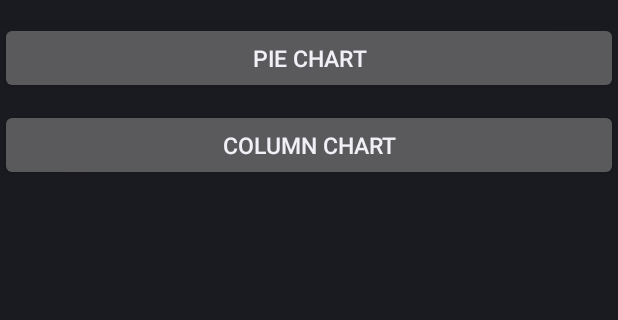
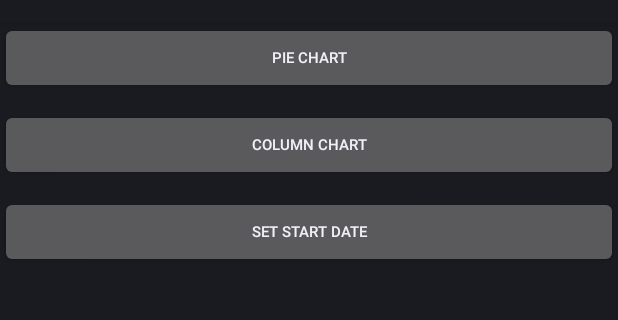
Before and after one commit to Michael-Vio/DailyReader, an Android app: the fragment ReportFragment shown on its own in the app's theme, on a phone screen of 412 x 824 dp, the part 62-382 px from its top. Run offline under Robolectric (Android 15) with nearby library versions, the phone set to English and light mode, and no system bars; libraries missing offline, so code that uses them is left out: com.anychart, com.anychart.chart, com.anychart.charts, com.anychart.core, com.anychart.enums.

Commit message:
create a date picker to get the start date of the chart - zhuang

```diff
--- a/app/src/main/java/com/example/dailyreader/fragment/AddFragment.java
+++ b/app/src/main/java/com/example/dailyreader/fragment/AddFragment.java
@@ -96,7 +96,6 @@ public class AddFragment extends Fragment {
         addBinding = AddFragmentBinding.inflate(inflater, container, false);
         View view = addBinding.getRoot();
 
-        //generateDateRangerPicker(view);
         generatePieChart(view);
 
         return view;
@@ -303,7 +302,7 @@ public class AddFragment extends Fragment {
         data1.add(new ValueDataEntry("2022-05-04", 6));
         data1.add(new ValueDataEntry("2022-05-05", 66));
         data1.add(new ValueDataEntry("2022-05-06", 76));
-        data1.add(new ValueDataEntry(dateStart, 8));
+        //data1.add(new ValueDataEntry(dateStart, 8));
 
 
         return data1;
--- a/app/src/main/java/com/example/dailyreader/fragment/ReportFragment.java
+++ b/app/src/main/java/com/example/dailyreader/fragment/ReportFragment.java
@@ -54,6 +54,9 @@ public class ReportFragment extends Fragment {
     private AnyChartView chartView;
     private boolean cartesianSet;
 
+    // date picker submit button
+    Button submit;
+
 
 
     public ReportFragment () {}
@@ -64,6 +67,7 @@ public class ReportFragment extends Fragment {
         reportBinding = ReportFragmentBinding.inflate(inflater, container, false);
         View view = reportBinding.getRoot();
 
+        //pie chart
         Button addButton = view.findViewById(R.id.addButton);
         addButton.setOnClickListener(new View.OnClickListener() {
             @Override
@@ -72,11 +76,21 @@ public class ReportFragment extends Fragment {
             }
         });
 
+        //col chart
         Button viewButton = view.findViewById(R.id.viewButton);
         viewButton.setOnClickListener(new View.OnClickListener() {
             @Override
             public void onClick(View v) {
                 replaceFragment(new ViewFragment());
+            }
+        });
+
+        //date picker
+        Button setStartDate = view.findViewById(R.id.setStartDate);
+        setStartDate.setOnClickListener(new View.OnClickListener() {
+            @Override
+            public void onClick(View v) {
+                replaceFragment(new DatePickerFragment());
             }
         });
 
--- a/app/src/main/res/layout/report_fragment.xml
+++ b/app/src/main/res/layout/report_fragment.xml
@@ -9,7 +9,7 @@
         android:layout_width="match_parent"
         android:layout_height="wrap_content"
         android:text="Pie Chart"
-        android:textSize="15sp" />
+        android:textSize="10sp" />
 
     <Button
         android:id="@+id/viewButton"
@@ -17,7 +17,15 @@
         android:layout_height="wrap_content"
         android:layout_marginTop="10dp"
         android:text="Column Chart"
-        android:textSize="15sp" />
+        android:textSize="10sp" />
+
+    <Button
+        android:id="@+id/setStartDate"
+        android:layout_width="match_parent"
+        android:layout_height="wrap_content"
+        android:layout_marginTop="10dp"
+        android:text="Set Start date"
+        android:textSize="10sp" />
 
     <androidx.fragment.app.FragmentContainerView
         android:id="@+id/fragment_container_view"
```
Also changed, not shown: app/src/main/java/com/example/dailyreader/fragment/DatePickerFragment.java (added, +65 -0 lines), app/src/main/res/layout/add_fragment.xml (+18 -6 lines), app/src/main/res/layout/date_picker_fragment.xml (added, +25 -0 lines).
